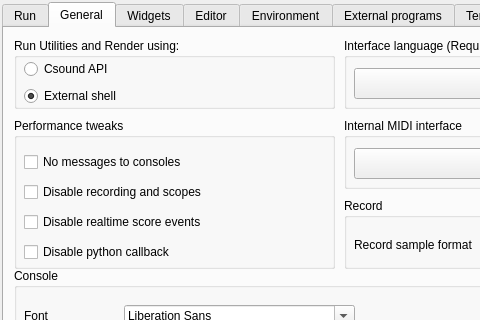
Qt form src/configdialog.ui (CsoundQt/CsoundQt) before a commit; both pictures show x 0 to 480 and y 0 to 320 of the 682 by 589 pixel window.
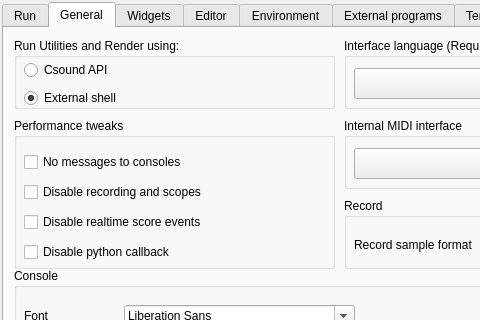
The same form after that commit. The open tabs and pages were chosen to show the change.

```diff
--- a/src/configdialog.ui
+++ b/src/configdialog.ui
@@ -465,7 +465,7 @@
           <x>10</x>
           <y>20</y>
           <width>301</width>
-          <height>51</height>
+          <height>52</height>
          </rect>
         </property>
         <layout class="QVBoxLayout" name="layout14">
```
Left out of the diff: 4 changed lines with no effect on the pictures.
